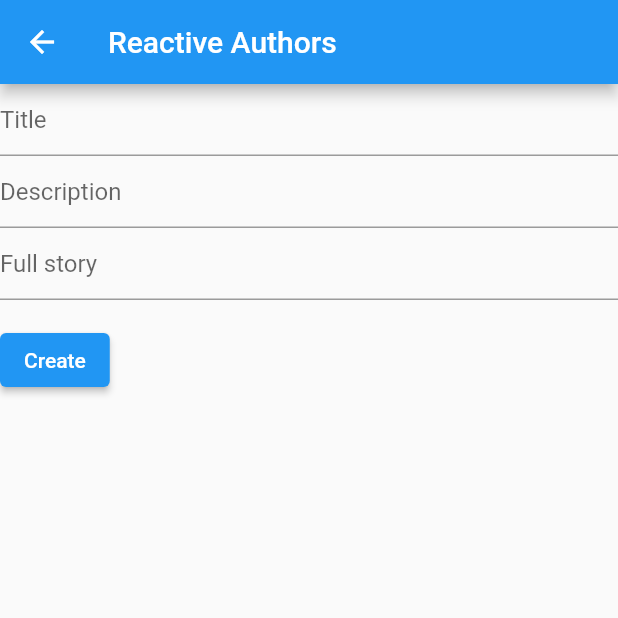
After one commit to alwayswanna/reactive-authors, a Flutter app: the AddPostPage screen opened by its route, after a tap on "Create", on a phone screen of 412 x 824 dp, the top half of it. The commit adds this screen. Run offline on Flutter 3.47's test engine with Material 2 defaults, Android fonts, the phone set to English and light mode, and no system bars; network calls fail.

Commit message:
+ add page for create new post - didn`t work post request for create new post;

```diff
--- a/authors_client/lib/configuration/connection.dart
+++ b/authors_client/lib/configuration/connection.dart
@@ -1,5 +1,4 @@
 import 'dart:convert';
-import 'dart:io';
 
 import 'package:authors_client/models/post.dart';
 import 'package:http/http.dart' as http;
@@ -25,16 +24,17 @@ class Connection{
     }
   }
 
-  Future<http.Response> createNewPost(String title, String description, String postText){
+  Future<http.Response> createNewPost(String title, String description, String postText, int likes){
     return http.post(
       Uri.parse('http://localhost:8080/post'),
       headers: <String, String>{
         'ContentType' : 'application/json; charset=UTF-8'
       },
-      body: jsonEncode(<String, String>{
+      body: jsonEncode(<String, dynamic>{
           'title' : title,
           'description' : description,
           'postText' : postText,
+          'likes' : likes,
       })
     );
   }
--- a/authors_client/lib/main.dart
+++ b/authors_client/lib/main.dart
@@ -1,3 +1,4 @@
+import 'package:authors_client/views/add_post_page.dart' as NewPost;
 import 'package:authors_client/views/login_page.dart' as LoginState;
 import 'package:authors_client/views/posts_page.dart';
 import 'package:flutter/cupertino.dart';
@@ -14,6 +15,7 @@ class ClientApp extends StatelessWidget {
       routes: {
         '/': (context) => PostList(),
         '/login': (context) => LoginState.LoginStatePage(),
+        '/new_post':(context) => NewPost.AddPostPage(),
       },
     );
   }
--- /dev/null
+++ b/authors_client/lib/views/add_post_page.dart
@@ -0,0 +1,99 @@
+import 'package:authors_client/configuration/connection.dart';
+import 'package:flutter/cupertino.dart';
+import 'package:flutter/material.dart';
+
+class AddPostPage extends StatelessWidget {
+  @override
+  Widget build(BuildContext context) {
+    return Scaffold(
+      appBar: AppBar(
+        title: Text('Reactive Authors'),
+      ),
+      body: CustomForm(),
+    );
+  }
+}
+
+class CustomForm extends StatefulWidget {
+  @override
+  State<StatefulWidget> createState() {
+    return CustomFormState();
+  }
+}
+
+String validatorField(value, String response) {
+  if (value == null || value.isEmpty) {
+    String resDefault = "Please enter ";
+    return resDefault + response;
+  }
+  return '';
+}
+
+void createNewPostMethod(String title, String desc, String fullStory) {
+  int likes = 0;
+  Connection().createNewPost(title, desc, fullStory, likes);
+  print('Complete');
+}
+
+class CustomFormState extends State<CustomForm> {
+  final _formValues = GlobalKey<FormState>();
+
+  @override
+  Widget build(BuildContext context) {
+    TextEditingController title = TextEditingController();
+    TextEditingController desc = TextEditingController();
+    TextEditingController story = TextEditingController();
+    return Form(
+        child: Column(
+      crossAxisAlignment: CrossAxisAlignment.start,
+      children: <Widget>[
+        TextFormField(
+          controller: title,
+          decoration: InputDecoration(
+            hintText: 'Title',
+          ),
+          validator: (value) {
+            if (value == null || value.isEmpty) {
+              return 'Please enter title';
+            }
+            return null;
+          },
+        ),
+        TextFormField(
+          controller: desc,
+          decoration: InputDecoration(
+            hintText: 'Description',
+          ),
+          validator: (value) {
+            if (value == null || value.isEmpty) {
+              return 'Please enter description';
+            }
+            return null;
+          },
+        ),
+        TextFormField(
+          controller: story,
+          decoration: InputDecoration(
+            hintText: 'Full story',
+          ),
+          validator: (value) {
+            if (value == null || value.isEmpty) {
+              return 'Please enter story';
+            }
+            return null;
+          },
+        ),
+        Padding(
+          padding: const EdgeInsets.symmetric(vertical: 16.0),
+          child: ElevatedButton(
+            onPressed: (){
+              Connection().createNewPost(title.text, desc.text, story.text, 0);
+              print('Complete');
+            },
+            child: Text('Create'),
+          ),
+        ),
+      ],
+    ));
+  }
+}
--- a/authors_client/lib/views/posts_page.dart
+++ b/authors_client/lib/views/posts_page.dart
@@ -20,7 +20,7 @@ class PostListState extends State<PostList> {
 
   void _addNewPost() {
     Connection().createNewPost(
-        'Post from flutter', 'Flutter description', 'Text off flutter post');
+        'Post from flutter', 'Flutter description', 'Text off flutter post', 0);
   }
 
   ListTile _buildItemsForListView(BuildContext context, int index) {
@@ -70,6 +70,8 @@ class PostListState extends State<PostList> {
       case 'Login':
         Navigator.pushNamed(context, '/login');
         break;
+      case 'Add post':
+        Navigator.pushNamed(context, '/new_post');
     }
   }
 
@@ -82,7 +84,7 @@ class PostListState extends State<PostList> {
             PopupMenuButton<String>(
               onSelected: handleClick,
               itemBuilder: (BuildContext context) {
-                return {'Create account', 'Login'}.map((String choice) {
+                return {'Create account', 'Login', 'Add post'}.map((String choice) {
                   return PopupMenuItem<String>(
                     value: choice,
                     child: Text(choice),
```
